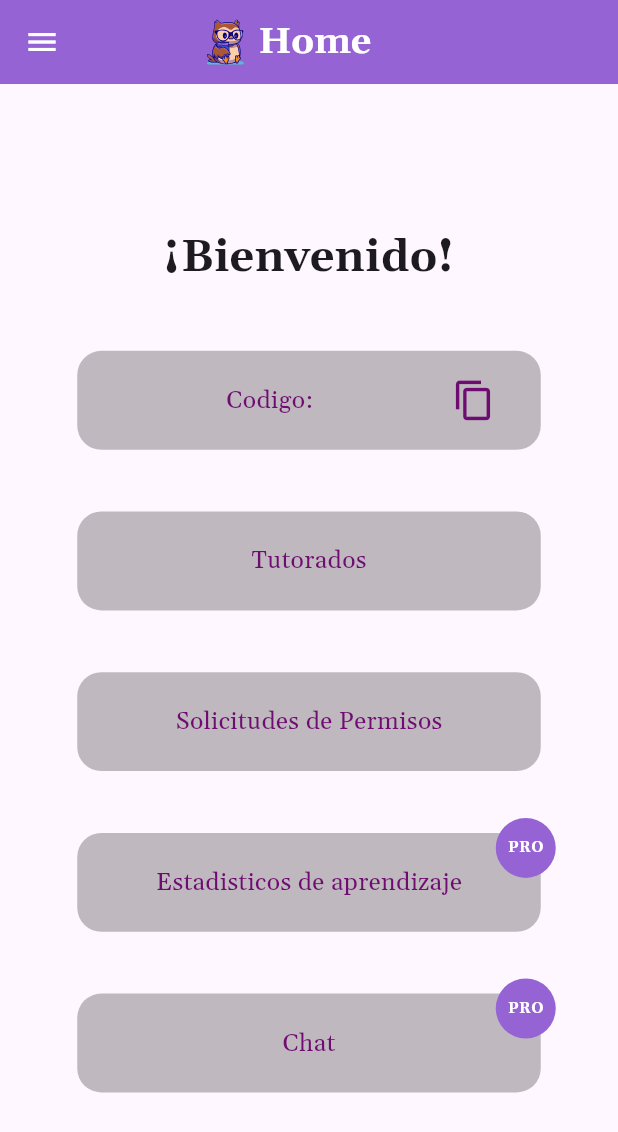
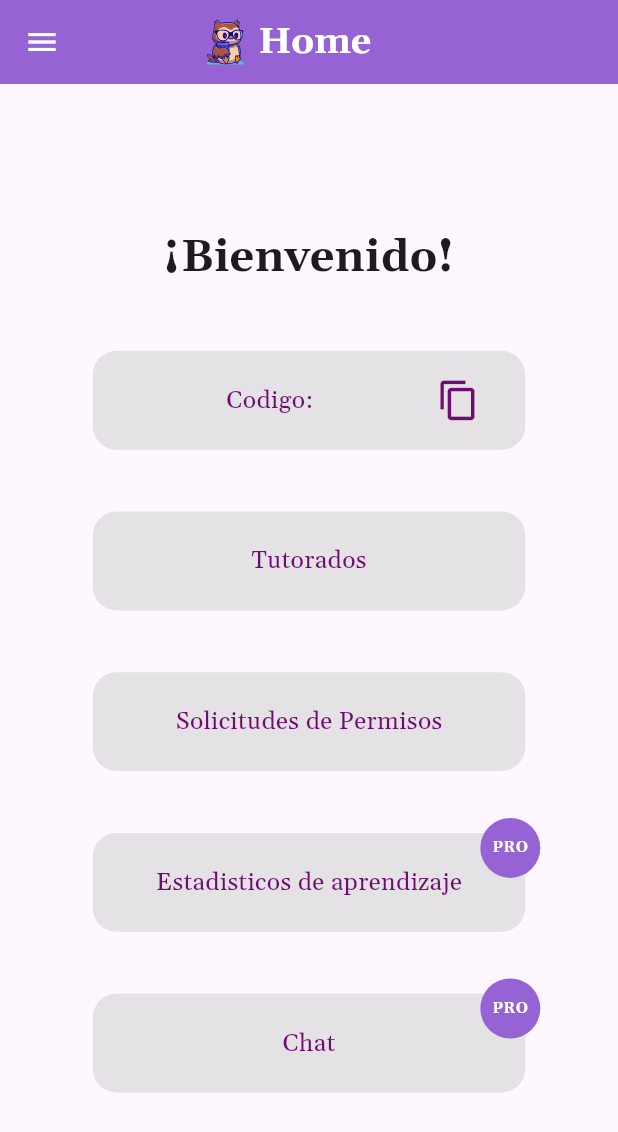
Before and after one commit to Max-500/tutoapp-mobile, a Flutter app: the HomeScreenTutor screen opened directly with empty values, on a phone screen of 412 x 824 dp. Shown: the top 1132 px of the screen. Run offline on Flutter 3.47's test engine with Material 3 defaults, Android fonts, the phone set to English and light mode, and no system bars; our stand-ins replace flutter_riverpod, flutter_svg, fluttertoast, go_router, shared_preferences; missing offline and left inert: flutter_stripe; accounts and stored records are empty; network calls fail.

Commit message:
Screen Tutor

```diff
--- a/lib/main.dart
+++ b/lib/main.dart
@@ -65,6 +65,10 @@ class MyApp extends StatelessWidget {
           final tutoreds = state.extra as List<TutoredModel>? ?? [];
           return TutoredsListScreen(tutoreds: tutoreds);
         }),
+        GoRoute(path: '/tutored', builder: (context, state) {
+          final tutored = state.extra as TutoredModel;
+          return TutoredScreen(tutored: tutored,);
+        } ,)
       ],
     );
 
--- a/lib/presentation/widgets/labeled_container.dart
+++ b/lib/presentation/widgets/labeled_container.dart
@@ -6,13 +6,19 @@ class LabeledContainer extends StatelessWidget {
   final IconButton? iconButton;
   final bool? isPro;
   final VoidCallback? callback;
+  final double? sizeHeight;
+  final double? sizeWidth;
+  final FontWeight? weight;
 
   const LabeledContainer(
       {super.key,
       required this.text,
       this.iconButton,
       this.isPro,
-      this.callback});
+      this.callback,
+      this.sizeWidth,
+      this.sizeHeight,
+      this.weight});
 
   @override
   Widget build(BuildContext context) {
@@ -31,12 +37,12 @@ class LabeledContainer extends StatelessWidget {
           bottomLeft: Radius.circular(16.0),
           bottomRight: Radius.circular(16.0),
         ),
-        onTap: callback ?? () {},
+        onTap: callback,
         child: Container(
-          height: screenHeight * 0.08,
-          width: screenWidth * 0.75,
+          height: sizeHeight ?? screenHeight * 0.08,
+          width: sizeWidth ?? screenWidth * 0.7,
           decoration: const BoxDecoration(
-            color: Color.fromRGBO(0, 0, 0, 0.25),
+            color: Color.fromRGBO(217, 217, 217, 0.7),
             borderRadius: BorderRadius.only(
               topLeft: Radius.circular(16.0),
               topRight: Radius.circular(16.0),
@@ -55,6 +61,7 @@ class LabeledContainer extends StatelessWidget {
                     style: TextStyle(
                       color: const Color.fromRGBO(111, 12, 113, 1),
                       fontSize: fontSizeText,
+                      fontWeight: weight
                     ),
                   ),
                 )),
--- a/lib/screens.dart
+++ b/lib/screens.dart
@@ -4,4 +4,5 @@ export 'package:tuto_app/presentation/screens/link_code_screen.dart';
 export 'package:tuto_app/presentation/screens/login_screen.dart';
 export 'package:tuto_app/presentation/screens/register_screen.dart';
 export 'package:tuto_app/presentation/screens/tutoreds_list_screen.dart';
+export 'package:tuto_app/presentation/screens/tutored_screen.dart';
 export 'package:tuto_app/presentation/screens/welcome_screen.dart';
```
Also changed, not shown: lib/presentation/screens/tutored_screen.dart (added, +107 -0 lines), lib/presentation/screens/tutoreds_list_screen.dart (+3 -5 lines).
